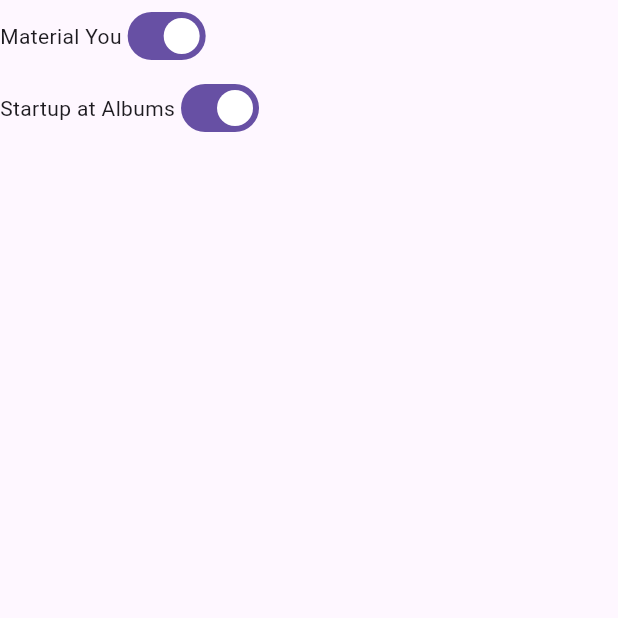
After one commit to BKK31/pixel-gallery, a Flutter app: the SettingsScreen screen opened directly, on a phone screen of 412 x 824 dp, the top half of it. The commit adds this screen. Run offline on Flutter 3.47's test engine with Material 3 defaults, Android fonts, the phone set to English and light mode, and no system bars; our stand-ins replace shared_preferences; accounts and stored records are empty.

Commit message:
Add settings screen with persisted preferences and menu navigation

```diff
--- /dev/null
+++ b/lib/screens/settings_screen.dart
@@ -0,0 +1,90 @@
+import 'package:flutter/material.dart';
+import 'package:shared_preferences/shared_preferences.dart';
+
+class SettingsScreen extends StatefulWidget {
+  const SettingsScreen({super.key});
+
+  @override
+  State<SettingsScreen> createState() => _SettingsScreenState();
+}
+
+class _SettingsScreenState extends State<SettingsScreen> {
+  static const String accent = 'material_you';
+  static const String default_page = 'albums';
+
+  bool _materialYou = true;
+  bool _albums = true;
+
+  Future<void> _loadSettings() async {
+    final SharedPreferences prefs = await SharedPreferences.getInstance();
+
+    final bool? savedMaterialYou = prefs.getBool(accent);
+    final bool? savedAlbums = prefs.getBool(default_page);
+
+    setState(() {
+      if (savedMaterialYou != null) {
+        _materialYou = savedMaterialYou;
+      }
+
+      if (savedAlbums != null) {
+        _albums = savedAlbums;
+      }
+    });
+  }
+
+  void _saveSettings(String key, bool value) async {
+    final SharedPreferences prefs = await SharedPreferences.getInstance();
+
+    await prefs.setBool(key, value);
+  }
+
+  @override
+  void initState() {
+    super.initState();
+    _loadSettings();
+  }
+
+  @override
+  Widget build(BuildContext context) {
+    return Scaffold(
+      body: ListView(
+        scrollDirection: Axis.vertical,
+        children: [
+          Container(
+            child: Row(
+              children: [
+                Text("Material You"),
+                Switch(
+                  value: _materialYou,
+                  onChanged: (bool newValue) {
+                    setState(() {
+                      _materialYou = newValue;
+                    });
+                    _saveSettings(accent, newValue);
+                  },
+                ),
+              ],
+            ),
+          ),
+
+          Container(
+            child: Row(
+              children: [
+                Text("Startup at Albums"),
+                Switch(
+                  value: _albums,
+                  onChanged: (bool newValue) {
+                    setState(() {
+                      _albums = newValue;
+                    });
+                    _saveSettings(default_page, newValue);
+                  },
+                ),
+              ],
+            ),
+          ),
+        ],
+      ),
+    );
+  }
+}
```
Also changed, not shown: lib/screens/home_screen.dart (+30 -2 lines).
